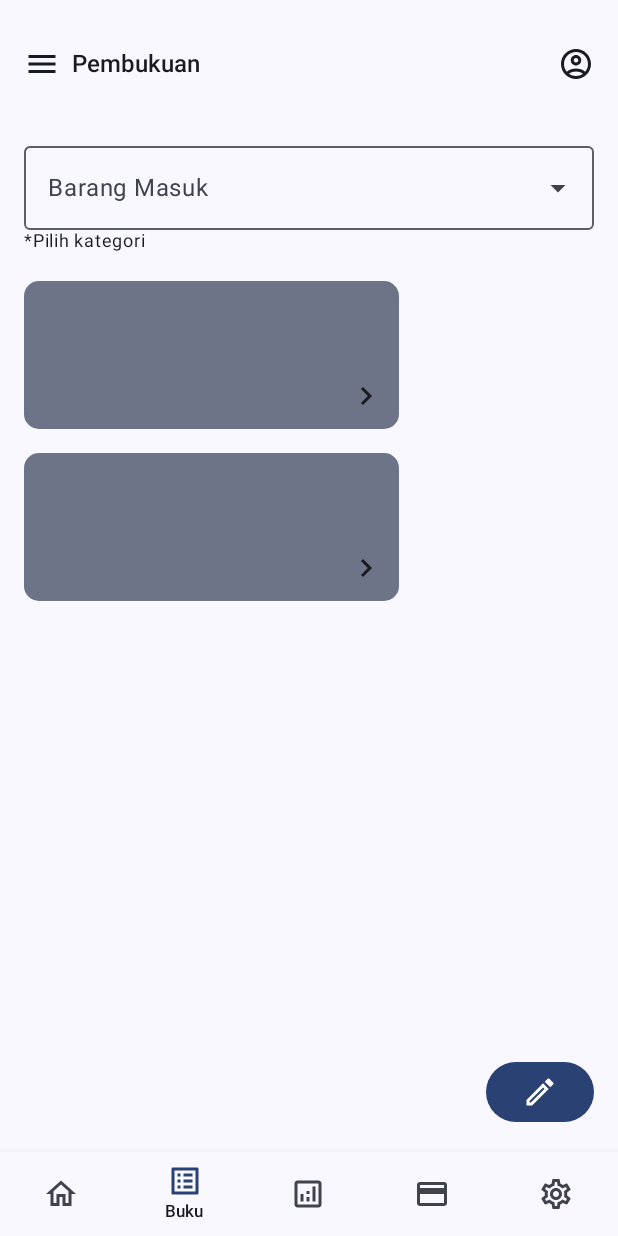
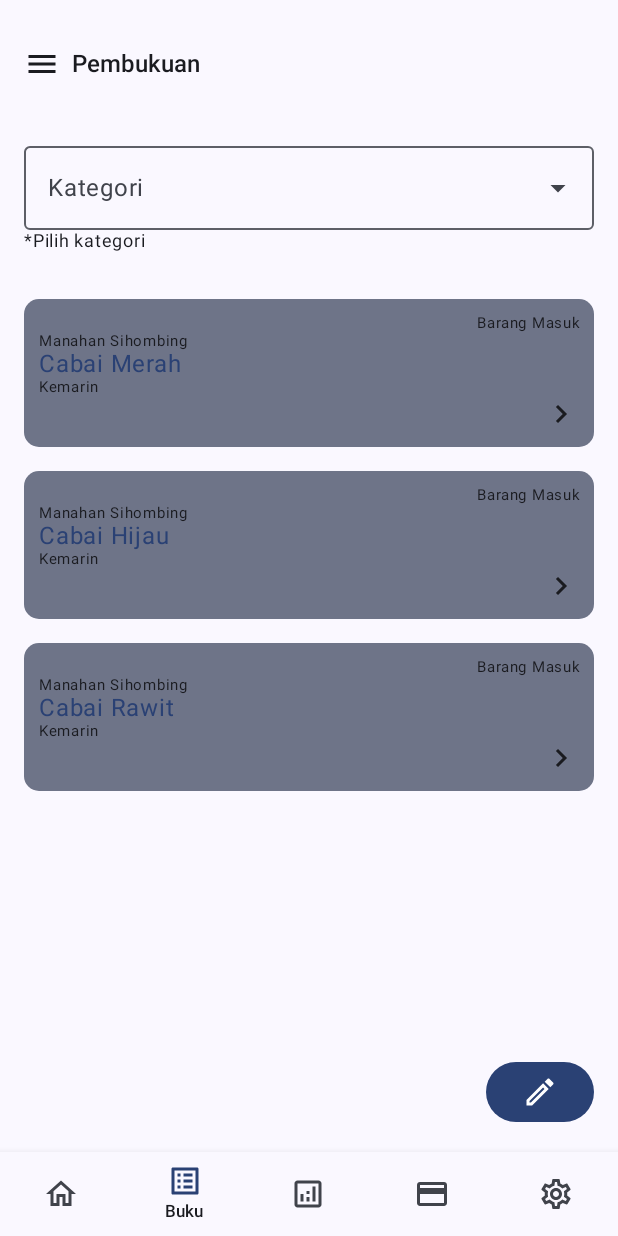
Before and after one commit to beranju/BisnisPlus, an Android app built with Jetpack Compose: the HomeScreen screen opened through its navigation route, item 2 of the bottom bar chosen, on a phone screen of 412 x 824 dp. Run offline under Robolectric (Android 15) with nearby library versions, the phone set to English and light mode, and no system bars.

Commit message:
optimize pembukuan screen

```diff
--- a/app/src/main/java/com/beran/bisnisplus/BisnisPlusApp.kt
+++ b/app/src/main/java/com/beran/bisnisplus/BisnisPlusApp.kt
@@ -30,10 +30,10 @@ fun BisnisPlusApp(navController: NavHostController, modifier: Modifier = Modifie
         topBar = {
             when (currentDestination) {
                 Screen.Home.route -> CustomAppBar(titleAppBar = "Bisnis Plus", true)
-                Screen.Pembukuan.route -> CustomAppBar(titleAppBar = "Pembukuan", true)
-                Screen.Statistik.route -> CustomAppBar(titleAppBar = "Statistik", true)
-                Screen.Pembayaran.route -> CustomAppBar(titleAppBar = "Pembayaran", true)
-                Screen.Setting.route -> CustomAppBar(titleAppBar = "Setting", true)
+                Screen.Pembukuan.route -> CustomAppBar(titleAppBar = "Pembukuan")
+                Screen.Statistik.route -> CustomAppBar(titleAppBar = "Statistik")
+                Screen.Pembayaran.route -> CustomAppBar(titleAppBar = "Pembayaran")
+                Screen.Setting.route -> CustomAppBar(titleAppBar = "Setting")
             }
         },
         bottomBar = {
--- a/app/src/main/java/com/beran/bisnisplus/ui/component/PembukuanCard.kt
+++ b/app/src/main/java/com/beran/bisnisplus/ui/component/PembukuanCard.kt
@@ -18,6 +18,7 @@ import androidx.compose.ui.Modifier
 import androidx.compose.ui.draw.clip
 import androidx.compose.ui.text.style.TextAlign
 import androidx.compose.ui.tooling.preview.Preview
+import androidx.compose.ui.unit.Dp
 import androidx.compose.ui.unit.dp
 import androidx.compose.ui.unit.sp
 import com.beran.bisnisplus.ui.theme.BisnisPlusTheme
@@ -27,11 +28,12 @@ fun PembukuanCard(
     judulBuku: String,
     namaAgen: String,
     jenisBuku: String,
-    date: String
+    date: String,
+    width : Dp = 250.dp,
 ) {
     Column(
         modifier = Modifier
-            .width(250.dp)
+            .width(width)
             .clip(RoundedCornerShape(10.dp))
             .background(MaterialTheme.colorScheme.secondaryContainer)
             .padding(10.dp)
--- a/app/src/main/java/com/beran/bisnisplus/ui/screen/HomeScreen.kt
+++ b/app/src/main/java/com/beran/bisnisplus/ui/screen/HomeScreen.kt
@@ -52,8 +52,7 @@ fun HomeScreen(modifier: Modifier = Modifier) {
 }
 
 @Composable
-fun PembukuanSection() {
-
+private fun PembukuanSection() {
     Column {
         Spacer(modifier = Modifier.height(16.dp))
         Text(
--- a/app/src/main/java/com/beran/bisnisplus/ui/screen/PembukuanScreen.kt
+++ b/app/src/main/java/com/beran/bisnisplus/ui/screen/PembukuanScreen.kt
@@ -1,6 +1,7 @@
 package com.beran.bisnisplus.ui.screen
 
 import androidx.compose.foundation.clickable
+import androidx.compose.foundation.layout.Arrangement
 import androidx.compose.foundation.layout.Box
 import androidx.compose.foundation.layout.Column
 import androidx.compose.foundation.layout.Spacer
@@ -9,6 +10,8 @@ import androidx.compose.foundation.layout.fillMaxWidth
 import androidx.compose.foundation.layout.height
 import androidx.compose.foundation.layout.padding
 import androidx.compose.foundation.layout.width
+import androidx.compose.foundation.lazy.LazyColumn
+import androidx.compose.foundation.lazy.items
 import androidx.compose.foundation.shape.CircleShape
 import androidx.compose.material.icons.Icons
 import androidx.compose.material.icons.outlined.ArrowDropDown
@@ -32,32 +35,16 @@ import androidx.compose.ui.geometry.Size
 import androidx.compose.ui.layout.onGloballyPositioned
 import androidx.compose.ui.platform.LocalDensity
 import androidx.compose.ui.tooling.preview.Preview
+import androidx.compose.ui.unit.Dp
 import androidx.compose.ui.unit.dp
 import androidx.compose.ui.unit.toSize
+import com.beran.bisnisplus.data.listDummyBuku
 import com.beran.bisnisplus.ui.component.PembukuanCard
 import com.beran.bisnisplus.ui.theme.BisnisPlusTheme
 
 @Composable
 fun PembukuanScreen() {
-    var expanded by remember {
-        mutableStateOf(false)
-    }
 
-    var selectedText by remember {
-        mutableStateOf("")
-    }
-
-    var textFieldSize by remember {
-        mutableStateOf(Size.Zero)
-    }
-
-    val listCategory = listOf(
-        "Barang masuk",
-        "Barang Keluar",
-        "Hutang",
-        "Pinjaman",
-        "Pendapatan"
-    )
     Scaffold(
         floatingActionButton = {
             Button(onClick = { }, shape = CircleShape) {
@@ -71,10 +58,59 @@ fun PembukuanScreen() {
                 .padding(horizontal = 16.dp)
         ) {
             Column {
+                CategoryBukuSection()
+                Text(text = "*Pilih kategori", style = MaterialTheme.typography.bodySmall)
+                PembukuanSection()
+            }
+        }
+    }
+}
+
+@Composable
+private fun PembukuanSection() {
+    LazyColumn(verticalArrangement = Arrangement.spacedBy(16.dp)) {
+        item {
+            Spacer(modifier = Modifier.height(16.dp))
+        }
+        items(listDummyBuku, key = { item -> item.id }) { item ->
+            PembukuanCard(
+                judulBuku = item.judulBuku,
+                namaAgen = item.agen,
+                jenisBuku = item.kategori,
+                date = item.date,
+                width = Dp.Infinity
+            )
+        }
+    }
+}
+
+@Composable
+fun CategoryBukuSection() {
+
+    var selectedText by remember {
+        mutableStateOf("")
+    }
+
+    var textFieldSize by remember {
+        mutableStateOf(Size.Zero)
+    }
+
+    var expanded by remember {
+        mutableStateOf(false)
+    }
+    val listCategory = listOf(
+        "Barang masuk",
+        "Barang Keluar",
+        "Hutang",
+        "Pinjaman",
+        "Pendapatan"
+    )
+
+    Box {
         OutlinedTextField(
             value = selectedText,
             onValueChange = { newValue -> selectedText = newValue },
-                    label = { Text(text = "Barang Masuk") },
+            label = { Text(text = "Kategori") },
             trailingIcon = {
                 Icon(
                     imageVector = if (expanded) Icons.Outlined.ArrowDropUp else Icons.Outlined.ArrowDropDown,
@@ -92,7 +128,6 @@ fun PembukuanScreen() {
                     textFieldSize = coordinate.size.toSize()
                 }
         )
-                Text(text = "*Pilih kategori", style = MaterialTheme.typography.bodySmall)
         /**
          * show dropdown when icon dropdown clicked
          */
@@ -108,13 +143,6 @@ fun PembukuanScreen() {
                 })
             }
         }
-
-                Spacer(modifier = Modifier.height(20.dp))
-                PembukuanCard("", "", "", "")
-                Spacer(modifier = Modifier.height(16.dp))
-                PembukuanCard("", "", "", "")
-            }
-        }
     }
 }
 
```
Lines whose indentation alone changed are shown as unchanged.
